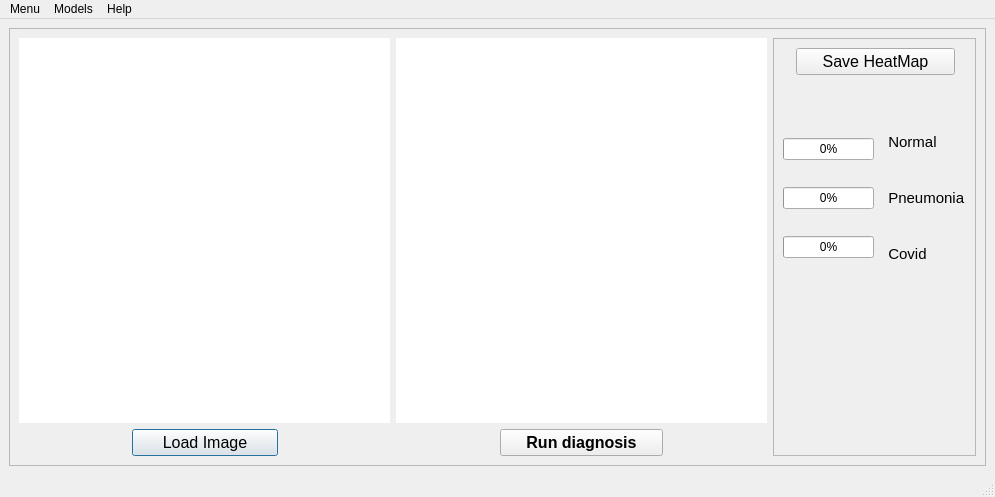
Qt form scr/views/gui_designer.ui (DavidNavarroSaiz/CovidRX_Interface) before a commit.
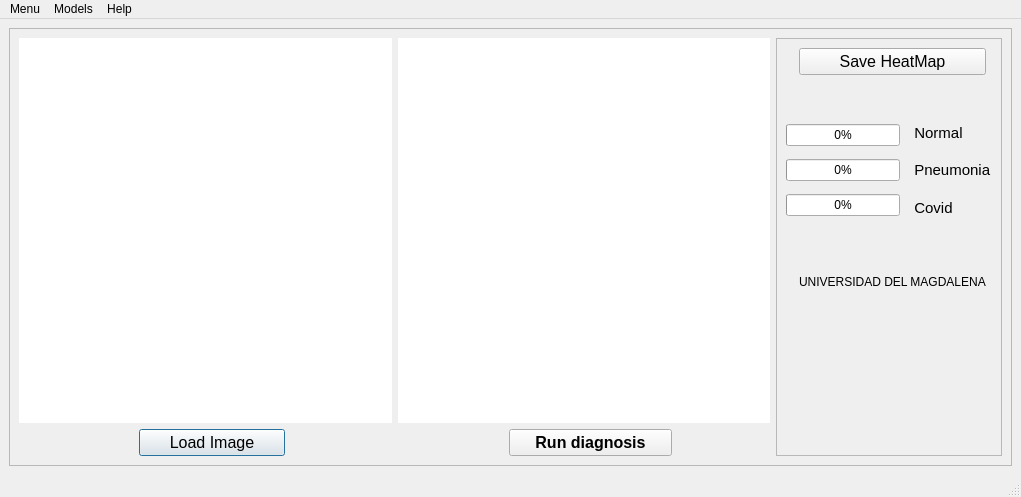
The same form after that commit.

Commit message: falta : logo covid- Success y style universidad magdalena loading after processing button is pressed

What changed in the file:
```diff
--- a/scr/views/gui_designer.ui
+++ b/scr/views/gui_designer.ui
@@ -6,7 +6,7 @@
    <rect>
     <x>0</x>
     <y>0</y>
-    <width>992</width>
+    <width>1021</width>
     <height>497</height>
    </rect>
   </property>
@@ -39,10 +39,15 @@
           <enum>QFrame::Raised</enum>
          </property>
          <layout class="QGridLayout" name="gridLayout_4">
-          <item row="3" column="0">
-           <widget class="QLabel" name="Filename">
+          <item row="0" column="1">
+           <widget class="QPushButton" name="SaveButton">
+            <property name="font">
+             <font>
+              <pointsize>12</pointsize>
+             </font>
+            </property>
             <property name="text">
-             <string/>
+             <string>     Save HeatMap     </string>
             </property>
            </widget>
           </item>
@@ -129,15 +134,10 @@
             </item>
            </layout>
           </item>
-          <item row="0" column="1">
-           <widget class="QPushButton" name="SaveButton">
-            <property name="font">
-             <font>
-              <pointsize>12</pointsize>
-             </font>
-            </property>
+          <item row="4" column="0">
+           <widget class="QLabel" name="Filename">
             <property name="text">
-             <string>     Save HeatMap     </string>
+             <string/>
             </property>
            </widget>
           </item>
@@ -159,10 +159,17 @@
             </property>
            </widget>
           </item>
+          <item row="4" column="1">
+           <widget class="QLabel" name="logo_covid">
+            <property name="text">
+             <string/>
+            </property>
+           </widget>
+          </item>
           <item row="3" column="1">
            <widget class="QLabel" name="label">
             <property name="text">
-             <string/>
+             <string>UNIVERSIDAD DEL MAGDALENA</string>
             </property>
            </widget>
           </item>
@@ -202,6 +209,13 @@
              </property>
             </spacer>
            </item>
+           <item>
+            <widget class="QLabel" name="done_load">
+             <property name="text">
+              <string/>
+             </property>
+            </widget>
+           </item>
            <item>
             <widget class="QPushButton" name="pushload">
              <property name="enabled">
@@ -274,6 +288,13 @@
              </property>
             </spacer>
            </item>
+           <item>
+            <widget class="QLabel" name="done_run">
+             <property name="text">
+              <string/>
+             </property>
+            </widget>
+           </item>
            <item>
             <widget class="QPushButton" name="pushButtonRun">
              <property name="font">
@@ -341,7 +362,7 @@
     <rect>
      <x>0</x>
      <y>0</y>
-     <width>992</width>
+     <width>1021</width>
      <height>21</height>
     </rect>
    </property>
```
Left out of the diff: 2 changed lines with no effect on the pictures. The commit also changes 5 other files.
